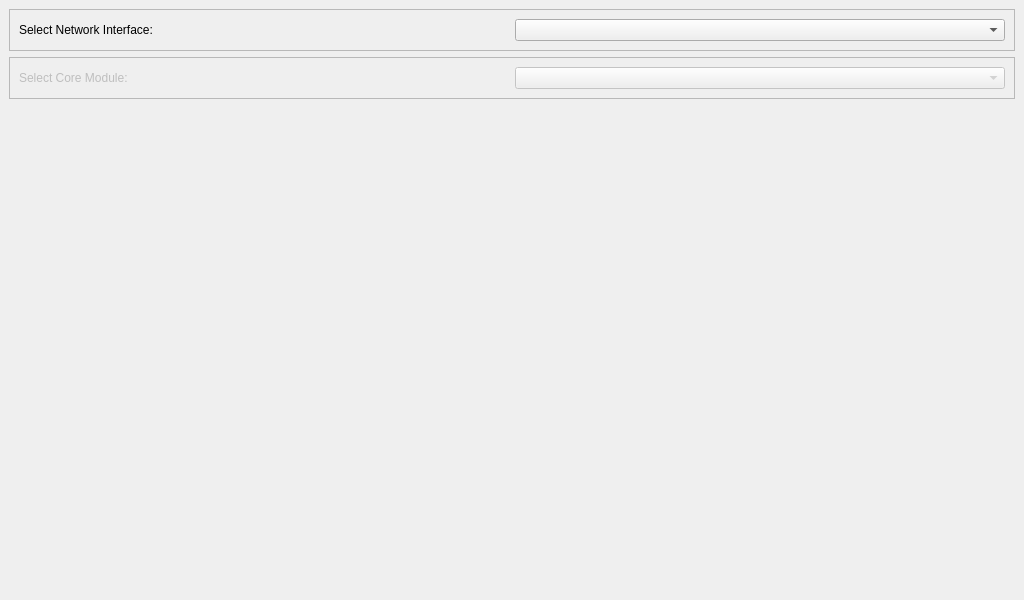
Before: the Qt Designer form Storage_Manager_app/mainwindow.ui in arizonaCameraLab/ASDP_Render_Module, drawn with Qt 5.
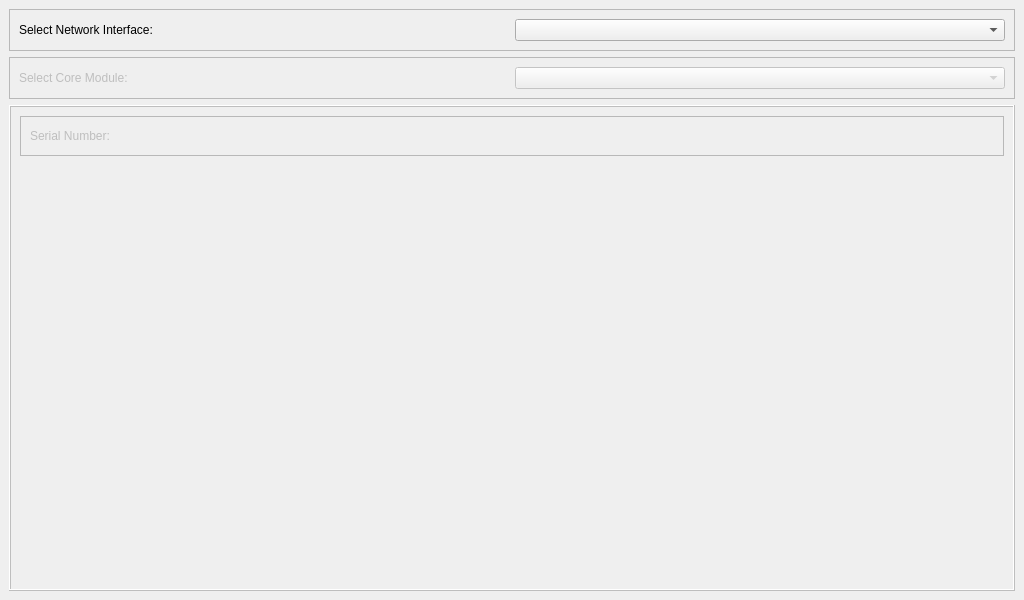
After: the same form once the commit is applied.

Commit message: Continuing to implement Storage Manager, selecting Core Module and showing its serial number.

```diff
--- a/Storage_Manager_app/mainwindow.ui
+++ b/Storage_Manager_app/mainwindow.ui
@@ -63,17 +63,74 @@
      </widget>
     </item>
     <item>
-     <spacer name="verticalSpacer">
-      <property name="orientation">
-       <enum>Qt::Vertical</enum>
+     <widget class="QFrame" name="frameControls">
+      <property name="enabled">
+       <bool>false</bool>
       </property>
-      <property name="sizeHint" stdset="0">
-       <size>
-        <width>20</width>
-        <height>40</height>
-       </size>
+      <property name="frameShape">
+       <enum>QFrame::Box</enum>
       </property>
-     </spacer>
+      <property name="frameShadow">
+       <enum>QFrame::Raised</enum>
+      </property>
+      <property name="midLineWidth">
+       <number>0</number>
+      </property>
+      <layout class="QVBoxLayout" name="verticalLayout">
+       <item>
+        <widget class="QFrame" name="frame_2">
+         <property name="frameShape">
+          <enum>QFrame::StyledPanel</enum>
+         </property>
+         <property name="frameShadow">
+          <enum>QFrame::Raised</enum>
+         </property>
+         <layout class="QHBoxLayout" name="horizontalLayout_3">
+          <item>
+           <widget class="QLabel" name="label_2">
+            <property name="text">
+             <string>Serial Number:</string>
+            </property>
+           </widget>
+          </item>
+          <item>
+           <widget class="QLabel" name="labelSerial">
+            <property name="text">
+             <string/>
+            </property>
+           </widget>
+          </item>
+          <item>
+           <spacer name="horizontalSpacer">
+            <property name="orientation">
+             <enum>Qt::Horizontal</enum>
+            </property>
+            <property name="sizeHint" stdset="0">
+             <size>
+              <width>40</width>
+              <height>20</height>
+             </size>
+            </property>
+           </spacer>
+          </item>
+         </layout>
+        </widget>
+       </item>
+       <item>
+        <spacer name="verticalSpacer">
+         <property name="orientation">
+          <enum>Qt::Vertical</enum>
+         </property>
+         <property name="sizeHint" stdset="0">
+          <size>
+           <width>20</width>
+           <height>40</height>
+          </size>
+         </property>
+        </spacer>
+       </item>
+      </layout>
+     </widget>
     </item>
    </layout>
   </widget>
```
Left out of the diff: 53 changed lines with no effect on the pictures. The commit also changes 2 other files.
